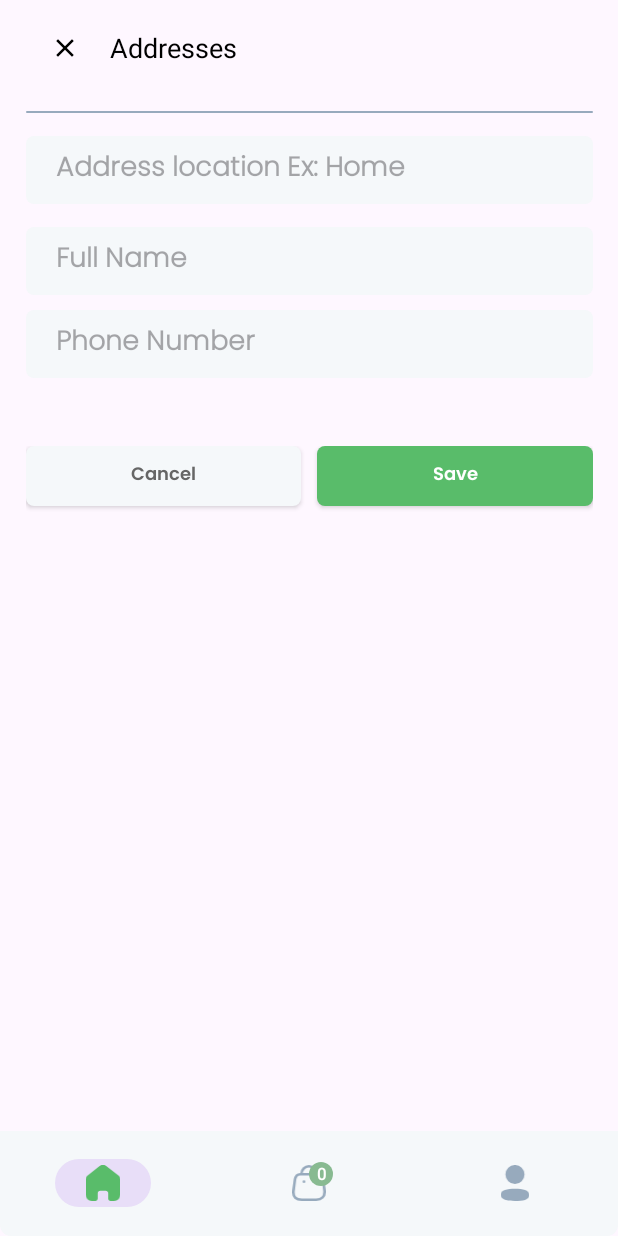
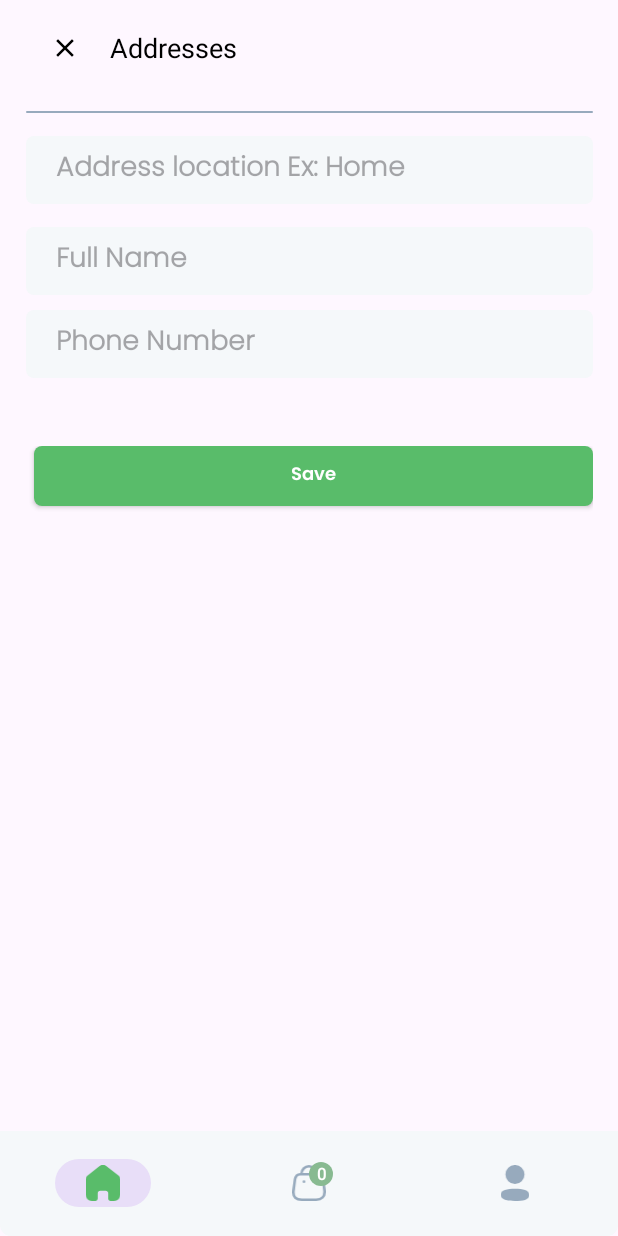
Before and after one commit to DTC172/GrabFood_Clone, an Android app: the AddressFragment screen opened through its navigation route, on a phone screen of 412 x 824 dp. Run offline under Robolectric (Android 15) with nearby library versions, the light colour scheme and no system bars; our stand-ins replace Dagger/Hilt's generated code, Firebase (no records; nobody signed in at launch, a user with empty details on screens opened directly), navigation-ui.

Commit message:
edit layout

```diff
--- a/app/src/main/java/vn/dtc/project/grabfood/fragments/shopping/AddressFragment.kt
+++ b/app/src/main/java/vn/dtc/project/grabfood/fragments/shopping/AddressFragment.kt
@@ -9,6 +9,7 @@ import androidx.fragment.app.Fragment
 import androidx.fragment.app.viewModels
 import androidx.lifecycle.lifecycleScope
 import androidx.navigation.fragment.findNavController
+import androidx.navigation.fragment.navArgs
 import dagger.hilt.android.AndroidEntryPoint
 import kotlinx.coroutines.flow.collectLatest
 import vn.dtc.project.grabfood.data.Address
@@ -20,6 +21,7 @@ import vn.dtc.project.grabfood.viewmodel.AddressViewModel
 class AddressFragment: Fragment() {
     private lateinit var binding: FragmentAddressBinding
     val viewModel by viewModels<AddressViewModel>()
+    val args by navArgs<AddressFragmentArgs>()
 
     override fun onCreate(savedInstanceState: Bundle?) {
         super.onCreate(savedInstanceState)
@@ -52,15 +54,25 @@ class AddressFragment: Fragment() {
         inflater: LayoutInflater,
         container: ViewGroup?,
         savedInstanceState: Bundle?
-    ): View? {
+    ): View {
         binding = FragmentAddressBinding.inflate(inflater)
         return binding.root
     }
 
     override fun onViewCreated(view: View, savedInstanceState: Bundle?) {
+        super.onViewCreated(view, savedInstanceState)
 
+        val address = args.address
+        if (address == null){
+            binding.buttonDelete.visibility = View.GONE
+        }else{
+            binding.apply {
+                edAddressTitle.setText(address.addressTitle)
+                edFullName.setText(address.fullName)
+                edPhone.setText(address.phone)
+            }
+        }
 
-        super.onViewCreated(view, savedInstanceState)
         binding.apply {
             buttonSave.setOnClickListener{
                 val addressTitle = edAddressTitle.text.toString()
@@ -70,6 +82,11 @@ class AddressFragment: Fragment() {
 
                 viewModel.addAddress(address)
             }
+            buttonDelete.setOnClickListener {
+                edAddressTitle.text = null
+                edFullName.text = null
+                edPhone.text = null
+            }
         }
 
     }
--- a/app/src/main/java/vn/dtc/project/grabfood/fragments/shopping/CartFragment.kt
+++ b/app/src/main/java/vn/dtc/project/grabfood/fragments/shopping/CartFragment.kt
@@ -64,7 +64,7 @@ class CartFragment: Fragment(R.layout.fragment_cart) {
         }
 
         binding.buttonCheckout.setOnClickListener{
-            val action = CartFragmentDirections.actionCartFragmentToBillingFragment(totalPrice = totalPrice, cartAdapter.differ.currentList.toTypedArray())
+            val action = CartFragmentDirections.actionCartFragmentToBillingFragment(totalPrice = totalPrice, cartAdapter.differ.currentList.toTypedArray(), true)
             findNavController().navigate(action)
         }
         lifecycleScope.launchWhenStarted {
--- a/app/src/main/java/vn/dtc/project/grabfood/fragments/shopping/ProfileFragment.kt
+++ b/app/src/main/java/vn/dtc/project/grabfood/fragments/shopping/ProfileFragment.kt
@@ -51,7 +51,8 @@ class ProfileFragment: Fragment() {
 
         binding.linearBilling.setOnClickListener{
             val action = ProfileFragmentDirections.actionProfileFragmentToBillingFragment(0f,
-                emptyArray()
+                emptyArray(),
+                false
             )
             findNavController().navigate(action)
         }
--- a/app/src/main/res/drawable/blue_background.xml
+++ /dev/null
@@ -1,4 +0,0 @@
-<shape android:shape="rectangle" xmlns:android="http://schemas.android.com/apk/res/android">
-    <solid android:color="@color/g_blue"/>
-    <corners android:radius="@dimen/buttonCorners"/>
-</shape>
--- a/app/src/main/res/drawable/ellips.xml
+++ /dev/null
@@ -1,6 +0,0 @@
-<?xml version="1.0" encoding="utf-8"?>
-<shape android:shape="oval"
-    xmlns:android="http://schemas.android.com/apk/res/android">
-    <solid android:color="#33A5DDFE" />
-
-</shape>
--- a/app/src/main/res/layout/address_rv_item.xml
+++ b/app/src/main/res/layout/address_rv_item.xml
@@ -12,7 +12,7 @@
         android:fontFamily="@font/poppins_thin"
         android:text="Home"
         android:textAllCaps="false"
-        android:textColor="@color/g_blue_gray200"
+        android:textColor="@color/black"
         app:layout_constraintBottom_toBottomOf="parent"
         app:layout_constraintEnd_toEndOf="parent"
         app:layout_constraintHorizontal_bias="0.5"
--- a/app/src/main/res/layout/fragment_address.xml
+++ b/app/src/main/res/layout/fragment_address.xml
@@ -123,13 +123,13 @@
 
 
         <androidx.appcompat.widget.AppCompatButton
-            android:id="@+id/buttonCancel"
+            android:id="@+id/buttonDelete"
             android:layout_width="0dp"
             android:layout_height="40dp"
             android:layout_marginBottom="20dp"
             android:background="@drawable/white_background"
             android:fontFamily="@font/poppins_thin"
-            android:text="@string/cancel"
+            android:text="@string/delete"
             android:textAllCaps="false"
             android:textColor="@color/g_gray700"
             android:textSize="12dp"
--- a/app/src/main/res/layout/fragment_billing.xml
+++ b/app/src/main/res/layout/fragment_billing.xml
@@ -63,7 +63,8 @@
             android:id="@+id/tvPaymentExplanation"
             android:layout_width="0dp"
             android:layout_height="wrap_content"
-            android:text="Currently Grabfood Clone only supports payment upon delivery."
+            android:layout_marginTop="10dp"
+            android:text="Currently GrabFood Clone only supports payment upon delivery."
             android:fontFamily="@font/sf_pro_display"
             app:layout_constraintTop_toBottomOf="@id/tvPaymentMethods"
             app:layout_constraintStart_toStartOf="@id/guideline1"
@@ -104,7 +105,7 @@
             app:layout_constraintTop_toTopOf="@id/tvShoppingAddress"
             app:layout_constraintBottom_toBottomOf="@id/tvShoppingAddress"
             android:src="@drawable/ic_add"
-            app:tint="@color/g_dark_blue"
+            app:tint="@color/black"
             />
 
         <FrameLayout
@@ -147,6 +148,7 @@
             />
 
         <TextView
+
             android:layout_width="wrap_content"
             android:layout_height="wrap_content"
             android:id="@+id/Order_Summary"
--- a/app/src/main/res/layout/fragment_profile.xml
+++ b/app/src/main/res/layout/fragment_profile.xml
@@ -118,6 +118,7 @@
                     android:id="@+id/arrow"
                     android:layout_width="15dp"
                     android:layout_height="15dp"
+                    android:layout_marginEnd="10dp"
                     android:src="@drawable/ic_arrow"
                     app:layout_constraintEnd_toEndOf="@id/constraintProfile"
                     app:layout_constraintTop_toTopOf="@id/tvUserName"
@@ -173,6 +174,7 @@
                     <ImageView
                         android:layout_width="15dp"
                         android:layout_height="15dp"
+                        android:layout_marginEnd="10dp"
                         android:src="@drawable/ic_arrow"
                         app:tint="@color/g_blue_gray200"
                         android:layout_gravity="center_vertical"/>
@@ -201,6 +203,7 @@
                     <ImageView
                         android:layout_width="15dp"
                         android:layout_height="15dp"
+                        android:layout_marginEnd="10dp"
                         android:src="@drawable/ic_arrow"
                         app:tint="@color/g_blue_gray200"
                         android:layout_gravity="center_vertical"/>
@@ -229,6 +232,7 @@
                     <ImageView
                         android:layout_width="15dp"
                         android:layout_height="15dp"
+                        android:layout_marginEnd="10dp"
                         android:src="@drawable/ic_arrow"
                         app:tint="@color/g_blue_gray200"
                         android:layout_gravity="center_vertical"/>
@@ -278,6 +282,7 @@
 
                     <androidx.appcompat.widget.SwitchCompat
                         android:id="@+id/switchNotification"
+                        android:layout_marginEnd="10dp"
                         android:layout_width="wrap_content"
                         android:layout_height="wrap_content"
                         android:layout_gravity="center_vertical"
@@ -336,6 +341,7 @@
                     <ImageView
                         android:layout_width="15dp"
                         android:layout_height="15dp"
+                        android:layout_marginEnd="10dp"
                         android:src="@drawable/ic_arrow"
                         app:tint="@color/g_blue_gray200"
                         android:layout_gravity="center_vertical"/>
--- a/app/src/main/res/navigation/shopping_graph.xml
+++ b/app/src/main/res/navigation/shopping_graph.xml
@@ -54,7 +54,13 @@
         android:id="@+id/addressFragment"
         android:name="vn.dtc.project.grabfood.fragments.shopping.AddressFragment"
         android:label="AddressFragment"
-        tools:layout="@layout/fragment_address"/>
+        tools:layout="@layout/fragment_address">
+        <argument
+            android:name="address"
+            app:argType="vn.dtc.project.grabfood.data.Address"
+            app:nullable="true"
+            android:defaultValue="@null" />
+    </fragment>
     <fragment
         android:id="@+id/billingFragment"
         android:name="vn.dtc.project.grabfood.fragments.shopping.BillingFragment"
@@ -69,6 +75,9 @@
         <argument
             android:name="food"
             app:argType="vn.dtc.project.grabfood.data.CartFood[]" />
+        <argument
+            android:name="payment"
+            app:argType="boolean" />
     </fragment>
     <fragment
         android:id="@+id/allOrdersFragment"
```
Also changed, not shown: app/src/main/java/vn/dtc/project/grabfood/fragments/shopping/BillingFragment.kt (+17 -0 lines), app/src/main/res/drawable/facebook_login.xml (deleted, +0 -14 lines), app/src/main/res/drawable/google_login.xml (deleted, +0 -29 lines), app/src/main/res/drawable/ic_all_orders.xml (deleted, +0 -40 lines), app/src/main/res/drawable/ic_billing.xml (deleted, +0 -10 lines), app/src/main/res/drawable/ic_language.xml (deleted, +0 -10 lines), app/src/main/res/drawable/ic_logout.xml (deleted, +0 -9 lines), app/src/main/res/drawable/ic_notification.xml (deleted, +0 -10 lines), app/src/main/res/values/styles.xml (+0 -8 lines), app/src/main/res/drawable/gruny_background.png (deleted).
